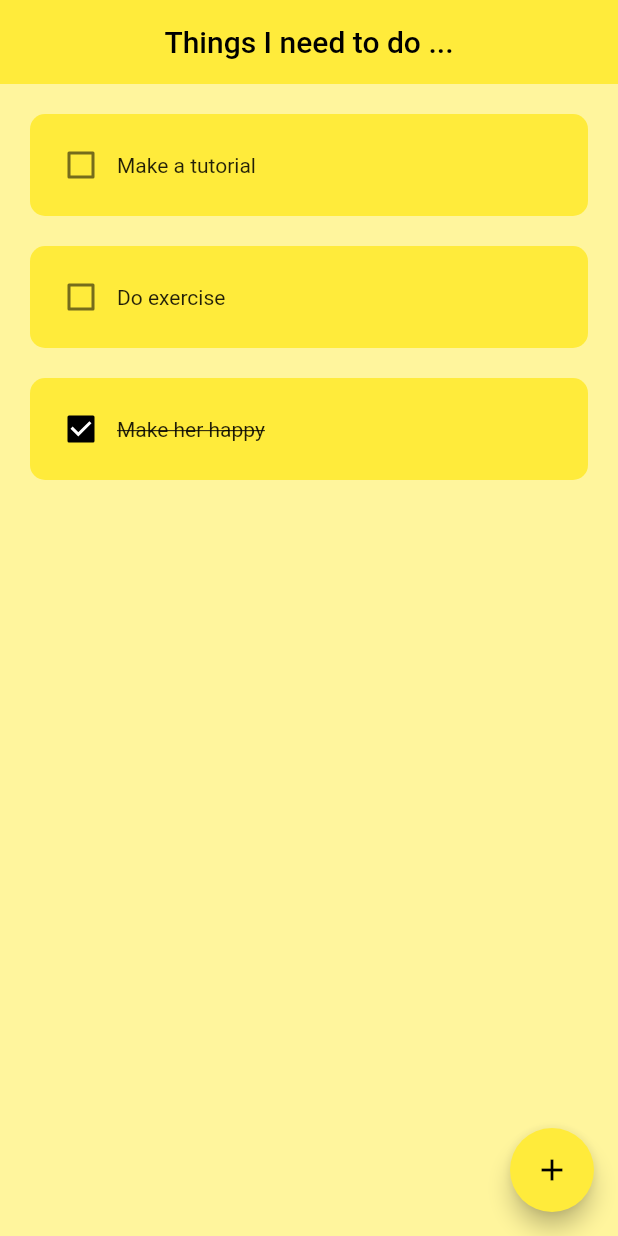
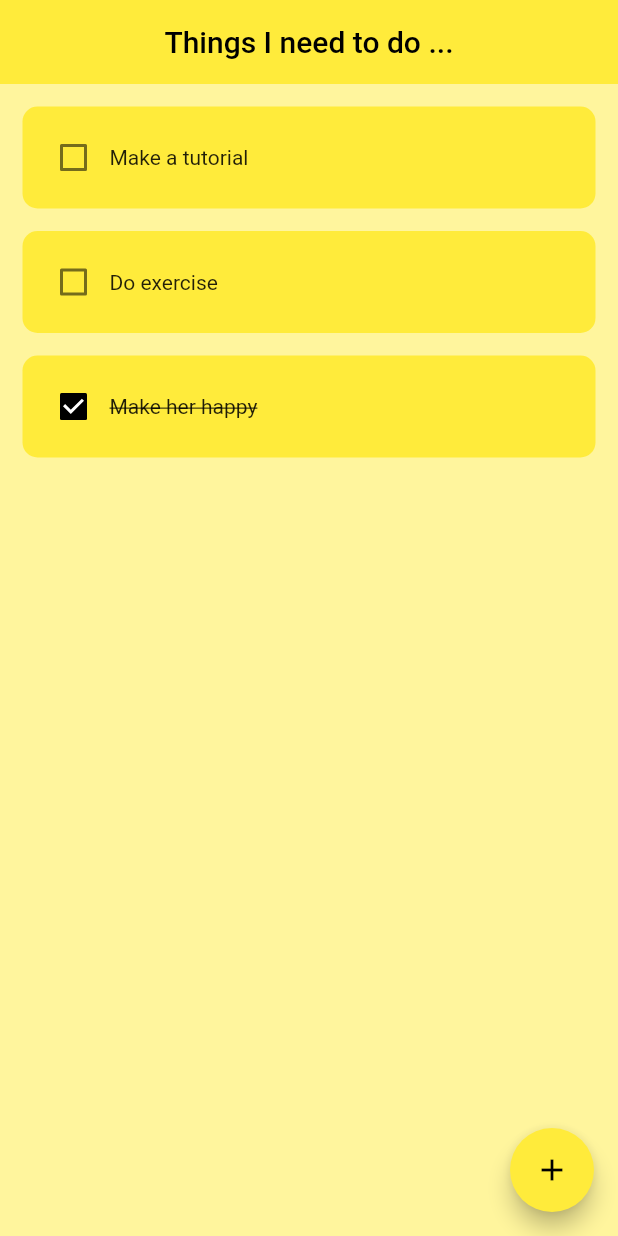
Before and after one commit to Lameco87/ToDoList, a Flutter app: the screen it shows after launch, on a phone screen of 412 x 824 dp. Run offline on Flutter 3.47's test engine with Material 2 defaults, Android fonts, the phone set to English and light mode, and no system bars.

```diff
--- a/lib/util/todo_tile.dart
+++ b/lib/util/todo_tile.dart
@@ -15,7 +15,7 @@ class ToDoTile extends StatelessWidget {
   @override
   Widget build(BuildContext context) {
     return Padding(
-      padding: const EdgeInsets.only(left: 20, right: 20, top: 20),
+      padding: const EdgeInsets.only(left: 15, right: 15, top: 15),
       child: Container(
         decoration: BoxDecoration(
           color: Colors.yellow,
```
